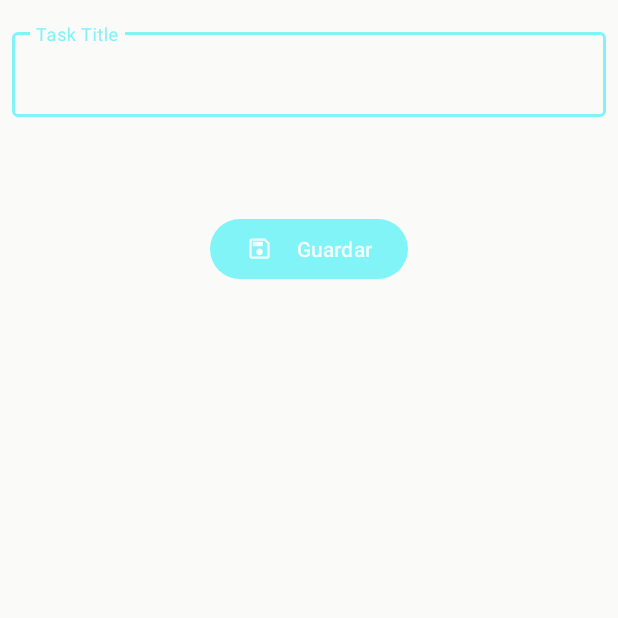
After one commit to garciaruperezsara-star/TODO-List, an Android app: the TaskActivity screen opened directly, with no data from a screen before it, on a phone screen of 412 x 824 dp, the top half of it. The commit adds this screen. Run offline under Robolectric (Android 15) with nearby library versions, the phone set to English and light mode, and no system bars.

Commit message:
So much thinks in implementation and I`m a bit lost, need to finish all the dots

```diff
--- a/app/src/main/java/com/example/todo_list/CategoryActivity.kt
+++ b/app/src/main/java/com/example/todo_list/activity/CategoryActivity.kt
@@ -1,14 +1,14 @@
-package com.example.todo_list
+package com.example.todo_list.activity
 
 import android.os.Bundle
 import androidx.activity.enableEdgeToEdge
 import androidx.appcompat.app.AppCompatActivity
 import androidx.core.view.ViewCompat
 import androidx.core.view.WindowInsetsCompat
+import com.example.todo_list.R
 import com.example.todo_list.data.Category
 import com.example.todo_list.data.CategoryDAO
 import com.example.todo_list.databinding.ActivityCategoryBinding
-
 
 class CategoryActivity : AppCompatActivity() {
 
--- /dev/null
+++ b/app/src/main/java/com/example/todo_list/activity/TaskActivity.kt
@@ -0,0 +1,57 @@
+package com.example.todo_list.activity
+
+import android.os.Bundle
+import androidx.activity.enableEdgeToEdge
+import androidx.appcompat.app.AppCompatActivity
+import androidx.core.view.ViewCompat
+import androidx.core.view.WindowInsetsCompat
+import com.example.todo_list.R
+import com.example.todo_list.data.Task
+import com.example.todo_list.data.TaskDAO
+import com.example.todo_list.databinding.ActivityTaskBinding
+
+class TaskActivity : AppCompatActivity() {
+    lateinit var task : Task
+    lateinit var taskDAO : TaskDAO
+    lateinit var binding: ActivityTaskBinding
+
+    override fun onCreate(savedInstanceState: Bundle?) {
+        super.onCreate(savedInstanceState)
+        enableEdgeToEdge()
+        binding= ActivityTaskBinding.inflate(layoutInflater)
+        setContentView(binding.root)
+        ViewCompat.setOnApplyWindowInsetsListener(findViewById(R.id.main)) { v, insets ->
+            val systemBars = insets.getInsets(WindowInsetsCompat.Type.systemBars())
+            v.setPadding(systemBars.left, systemBars.top, systemBars.right, systemBars.bottom)
+            insets
+        }
+        val task_id = intent.getIntExtra("TASK_ID", -1)
+        val category_id = intent.getIntExtra("CATEGORY_ID", -1)
+
+        taskDAO = TaskDAO(this)
+
+        if (task_id != -1) {
+            // Edit
+            task = taskDAO.findBy(task_id)!!
+        } else {
+            // Crear
+            task = Task(-1, "", false, -1)
+        }
+
+        binding.nameEditText.editText?.setText(task.title)
+
+        binding.saveButton.setOnClickListener {
+            val title = binding.nameEditText.editText?.text.toString()
+
+            task.title = title
+
+            if (task.id == -1) {
+                taskDAO.insert(task,category_id.toString())
+            } else {
+                taskDAO.update(task,category_id.toString())
+            }
+
+            finish()
+        }
+    }
+    }
--- a/app/src/main/java/com/example/todo_list/data/Task.kt
+++ b/app/src/main/java/com/example/todo_list/data/Task.kt
@@ -2,7 +2,7 @@ package com.example.todo_list.data
 
 data class Task(
     val id: Int,
-    val title: String,
+    var title: String,
     val done: Boolean,
     val categoryId: Int
 ) {
--- /dev/null
+++ b/app/src/main/res/layout/activity_task.xml
@@ -0,0 +1,37 @@
+<?xml version="1.0" encoding="utf-8"?>
+<LinearLayout xmlns:android="http://schemas.android.com/apk/res/android"
+    xmlns:app="http://schemas.android.com/apk/res-auto"
+    xmlns:tools="http://schemas.android.com/tools"
+    android:id="@+id/main"
+    android:layout_width="match_parent"
+    android:layout_height="match_parent"
+    android:orientation="vertical"
+    tools:context=".activity.MainActivity">
+
+    <com.google.android.material.textfield.TextInputLayout
+        android:id="@+id/nameEditText"
+        android:layout_width="match_parent"
+        android:layout_height="wrap_content"
+        android:layout_marginHorizontal="8dp"
+        android:layout_marginTop="16dp"
+        android:hint="Task Title">
+
+        <com.google.android.material.textfield.TextInputEditText
+            android:layout_width="match_parent"
+            android:layout_height="wrap_content"
+            android:maxLength="24"
+            />
+
+    </com.google.android.material.textfield.TextInputLayout>
+
+    <Button
+        android:id="@+id/saveButton"
+        android:layout_width="wrap_content"
+        android:layout_height="wrap_content"
+        android:text="Guardar"
+        android:layout_gravity="center_horizontal"
+        android:layout_marginTop="64dp"
+        app:icon="@drawable/ic_save"
+        app:iconPadding="16dp"/>
+
+</LinearLayout>
```
Also changed, not shown: app/src/main/AndroidManifest.xml (+7 -1 lines), app/src/main/java/com/example/todo_list/activity/MainActivity.kt (+49 -8 lines), app/src/main/java/com/example/todo_list/activity/TaskListActivity.kt (added, +24 -0 lines), app/src/main/java/com/example/todo_list/adapters/TaskAdapter.kt (added, +59 -0 lines), app/src/main/java/com/example/todo_list/data/TaskDAO.kt (+5 -5 lines), app/src/main/res/layout/activity_main.xml (+18 -1 lines), app/src/main/res/layout/activity_task_list.xml (added, +17 -0 lines), app/src/main/res/layout/item_task.xml (added, +45 -0 lines).
